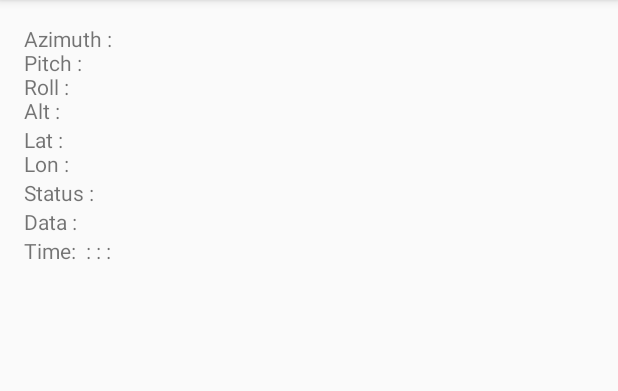
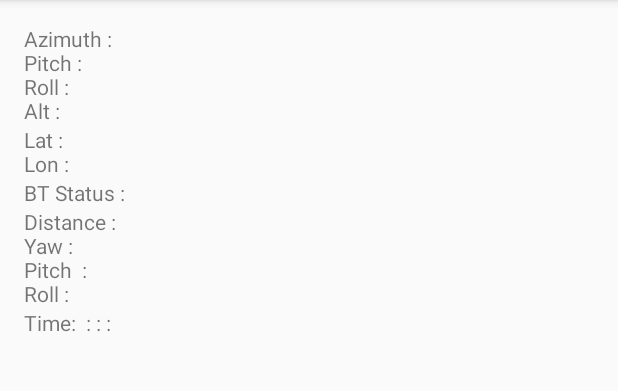
Before and after one commit to udusa/GetOrientation, an Android app: the screen it shows after launch (MainActivity), on a phone screen of 412 x 824 dp, the part 84-475 px from its top. Run offline under Robolectric (Android 15) with nearby library versions, the phone set to English and light mode, and no system bars; libraries missing offline, so code that uses them is left out: app.akexorcist.bluetotohspp; 10 statements that could not run were skipped.

Commit message:
Added: Alt-barometer pressure. GPS: Lat,Lon. Ability to connect to serial via bluetooth and read from it. Time: hh:mm:ss also it is recording all the data to "/sdcard/drone_status_X.txt" where X is a growing int.

```diff
--- a/app/src/main/java/vld/getorientation/MainActivity.java
+++ b/app/src/main/java/vld/getorientation/MainActivity.java
@@ -14,6 +14,7 @@ import android.location.LocationManager;
 import android.support.v7.app.AppCompatActivity;
 import android.os.Bundle;
 import android.util.Log;
+import android.widget.ImageView;
 import android.widget.TextView;
 import android.widget.Toast;
 
@@ -32,7 +33,7 @@ import vld.getorientation.R;
 
 public class MainActivity extends AppCompatActivity implements SensorEventListener,LocationListener,BluetoothSPP.OnDataReceivedListener,BluetoothSPP.BluetoothConnectionListener{
 
-    float[] mags,accels;
+    float[] mags,accels,rot;
 
     private static final int matrix_size = 16;
     float[] r = new float[matrix_size];
@@ -41,7 +42,7 @@ public class MainActivity extends AppCompatActivity implements SensorEventListen
     float[] values = new float[3];
 
     private SensorManager sm;
-    private Sensor acc,mag,baro;
+    private Sensor acc,mag,baro,rotation;
 
     double azimuth,pitch,roll;
 
@@ -57,6 +58,8 @@ public class MainActivity extends AppCompatActivity implements SensorEventListen
 
     FileWriter fw;
 
+    ImageView im;
+
 
     @Override
     protected void onCreate(Bundle savedInstanceState) {
@@ -69,10 +72,13 @@ public class MainActivity extends AppCompatActivity implements SensorEventListen
         tvs[3]=tv_serial= (TextView)findViewById(R.id.tv_serial);
         tvs[4]=tv_time= (TextView)findViewById(R.id.tv_time);
 
+        im = (ImageView)findViewById(R.id.im);
+
         sm = (SensorManager)getSystemService(SENSOR_SERVICE);
         acc = sm.getDefaultSensor(Sensor.TYPE_ACCELEROMETER);
         mag = sm.getDefaultSensor(Sensor.TYPE_MAGNETIC_FIELD);
         baro = sm.getDefaultSensor(Sensor.TYPE_PRESSURE);
+        //rotation = sm.getDefaultSensor(Sensor.TYPE_ROTATION_VECTOR);
 
         dateFormat = new SimpleDateFormat("HH:mm:ss");
 
@@ -113,11 +119,20 @@ public class MainActivity extends AppCompatActivity implements SensorEventListen
             case Sensor.TYPE_ACCELEROMETER:
                 accels = sensorEvent.values.clone();
                 break;
+/*            case Sensor.TYPE_ROTATION_VECTOR:
+                TextView tv_rot = (TextView)findViewById(R.id.tv_rot);
+                rot = sensorEvent.values.clone();
+                String s="";
+                for (int i =0 ; i<rot.length;i++){
+                    //Log.i("Rot"+i,"-----------"+radToDeg(rot[i])+"-----------");
+                    s+="Rot "+i+" : "+radToDeg(rot[i])+"\n";
+                }
+                tv_rot.setText(s);
+                break;*/
         }
         if(mags!=null && accels!=null){
             SensorManager.getRotationMatrix(r, I, accels, mags);
-            SensorManager.remapCoordinateSystem(r, SensorManager.AXIS_X,
-                    SensorManager.AXIS_Y, outR);
+            SensorManager.remapCoordinateSystem(r, SensorManager.AXIS_X, SensorManager.AXIS_Y, outR);
             SensorManager.getOrientation(outR, values);
 
             azimuth = radToDeg(values[0]);
@@ -167,6 +182,7 @@ public class MainActivity extends AppCompatActivity implements SensorEventListen
         sm.registerListener(this, acc, SensorManager.SENSOR_DELAY_NORMAL);
         sm.registerListener(this, mag, SensorManager.SENSOR_DELAY_NORMAL);
         sm.registerListener(this, baro, SensorManager.SENSOR_DELAY_NORMAL);
+        //sm.registerListener(this, rotation, SensorManager.SENSOR_DELAY_NORMAL);
         //fw  = new FileWriter(); fw.start();
 
     }
@@ -209,22 +225,25 @@ public class MainActivity extends AppCompatActivity implements SensorEventListen
     // SERIAL LISTENER
     @Override
     public void onDataReceived(byte[] data, String message) {
-        tv_serial.setText("Data : "+message);
+        String[] msg = message.split(",");
+        if(msg.length > 1)
+            tv_serial.setText("Distance : "+msg[3]+"\nYaw : "+msg[0]+"\nPitch  : "+msg[1]+"\nRoll : "+msg[2]);
+        //tv_serial.setText("Data : "+msg.length);
     }
 
     @Override
     public void onDeviceConnected(String name, String address) {
-        tv_status.setText("Status : "+"Connected to : "+name);
+        tv_status.setText("BT Status : "+"Connected to : "+name);
     }
 
     @Override
     public void onDeviceDisconnected() {
-        tv_status.setText("Status : " + "Disconnected!");
+        tv_status.setText("BT Status : " + "Disconnected!");
     }
 
     @Override
     public void onDeviceConnectionFailed() {
-        tv_status.setText("Status : " + "Fail to connect!");
+        tv_status.setText("BT Status : " + "Fail to connect!");
     }
 
     public void onActivityResult(int requestCode, int resultCode, Intent data) {
--- a/app/src/main/res/layout/activity_main.xml
+++ b/app/src/main/res/layout/activity_main.xml
@@ -19,12 +19,12 @@
         android:layout_width="match_parent"
         android:layout_height="wrap_content" />
     <TextView
-        android:text="Status : "
+        android:text="BT Status : "
         android:id="@+id/tv_status"
         android:layout_width="match_parent"
         android:layout_height="wrap_content" />
     <TextView
-        android:text="Data : "
+        android:text="Distance : \nYaw : \nPitch  : \nRoll : "
         android:id="@+id/tv_serial"
         android:layout_width="match_parent"
         android:layout_height="wrap_content" />
@@ -33,4 +33,16 @@
         android:id="@+id/tv_time"
         android:layout_width="match_parent"
         android:layout_height="wrap_content" />
+
+    <ImageView
+
+        android:layout_width="351dp"
+        android:layout_height="match_parent"
+        android:id="@+id/im"
+        android:layout_gravity="center_horizontal" />
+    <!--    <TextView
+            android:text=""
+            android:id="@+id/tv_rot"
+            android:layout_width="match_parent"
+            android:layout_height="wrap_content" />-->
 </LinearLayout>
```
